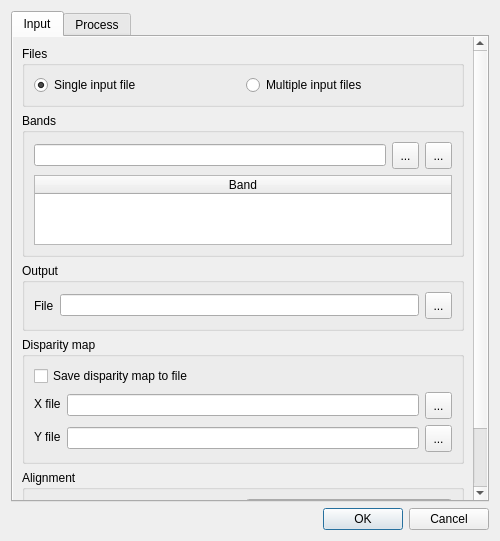
Above: python/plugins/sumbandilasat/tools/bandaligner/bandaligner.ui from timlinux/QGIS before the change. Below: the same form after it.
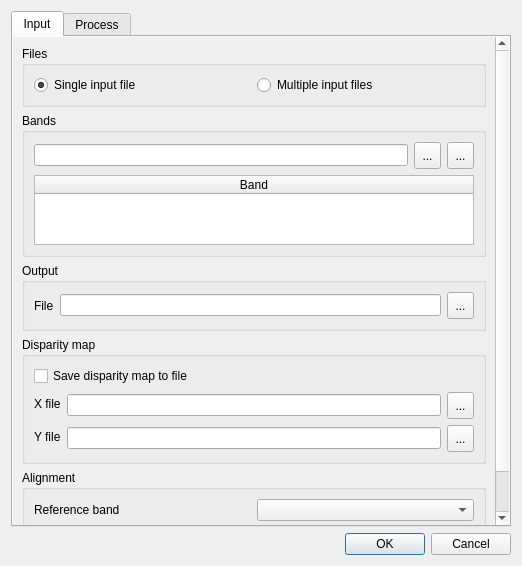
That is the form after the change. Icons and pictures are not drawn.

Commit message: Fix some layout issues on band aligner ui and user interactions on close. Also make band aligner modal.

The edit to the form file:
```diff
--- a/python/plugins/sumbandilasat/tools/bandaligner/bandaligner.ui
+++ b/python/plugins/sumbandilasat/tools/bandaligner/bandaligner.ui
@@ -6,8 +6,8 @@
    <rect>
     <x>0</x>
     <y>0</y>
-    <width>500</width>
-    <height>541</height>
+    <width>522</width>
+    <height>566</height>
    </rect>
   </property>
   <property name="windowTitle">
@@ -17,7 +17,7 @@
    <iconset resource="resources.qrc">
     <normaloff>:/sumbandilasat/icons/toolbar/bandaligner.png</normaloff>:/sumbandilasat/icons/toolbar/bandaligner.png</iconset>
   </property>
-  <layout class="QGridLayout" name="gridLayout_8">
+  <layout class="QGridLayout" name="gridLayout_12">
    <item row="0" column="0">
     <widget class="QTabWidget" name="tabWidget">
      <property name="currentIndex">
@@ -44,13 +44,16 @@
            <rect>
             <x>0</x>
             <y>0</y>
-            <width>459</width>
-            <height>484</height>
+            <width>498</width>
+            <height>493</height>
            </rect>
           </property>
-          <layout class="QGridLayout" name="gridLayout_12">
+          <layout class="QGridLayout" name="gridLayout_8">
            <item row="0" column="0">
             <widget class="QGroupBox" name="groupBox">
+             <property name="styleSheet">
+              <string notr="true"/>
+             </property>
              <property name="title">
               <string>Files</string>
              </property>
@@ -401,6 +404,9 @@
    </item>
    <item row="1" column="0">
     <widget class="QDialogButtonBox" name="buttonBox">
+     <property name="styleSheet">
+      <string notr="true"/>
+     </property>
      <property name="standardButtons">
       <set>QDialogButtonBox::Cancel|QDialogButtonBox::Ok</set>
      </property>
```
Left out of the diff: 3 changed lines with no effect on the pictures. The commit also changes 2 other files.
